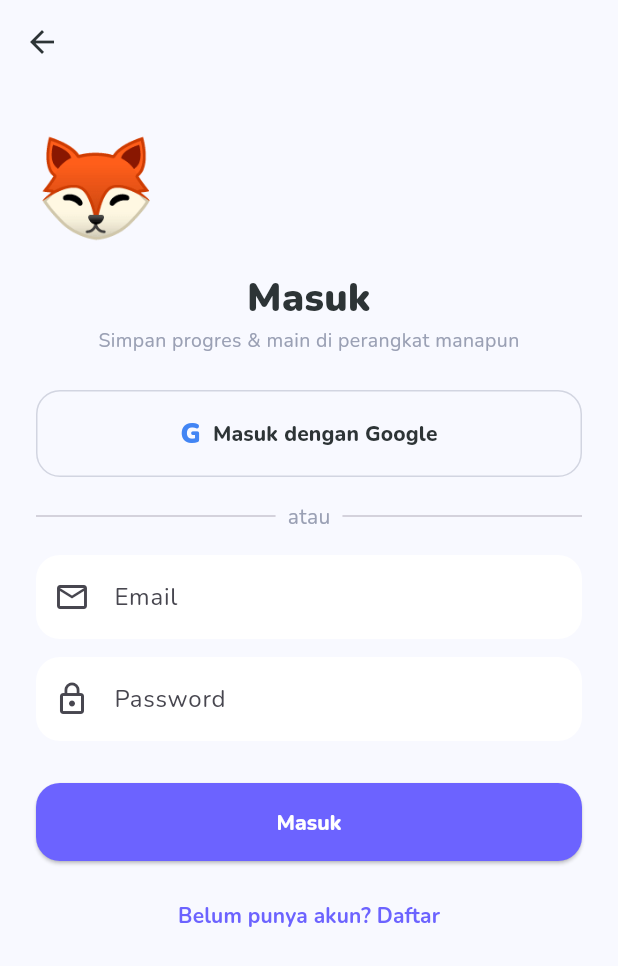
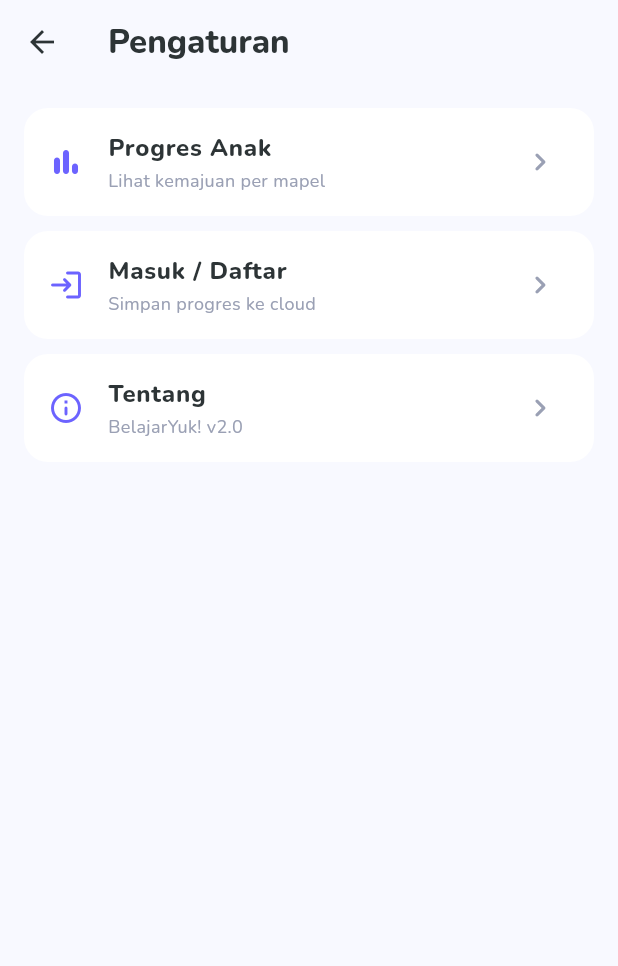
Before and after one commit to amirullah/BelajarYuk, a Flutter app: the screen it shows after launch, after a tap on the "account circle" icon, on a phone screen of 412 x 824 dp. Shown: the top 966 px of the screen. Run offline on Flutter 3.47's test engine with Material 3 defaults, Android fonts, the phone set to English and light mode, and no system bars; our stand-ins replace flutter_animate, google_fonts, google_sign_in, shared_preferences; accounts and stored records are empty.

Commit message:
feat: Dashboard Orang Tua + layar Pengaturan
- ParentDashboardScreen: progres per mapel (level selesai, bintang), ringkasan anak
- SettingsScreen: dashboard, ganti profil, masuk/daftar, tentang, logout
- HomeV2: ikon akun -> Pengaturan

```diff
--- a/kidlearn_game/lib/screens/home_v2_screen.dart
+++ b/kidlearn_game/lib/screens/home_v2_screen.dart
@@ -6,10 +6,9 @@ import '../models/profile.dart';
 import '../services/storage_service.dart';
 import '../utils/app_colors.dart';
 import 'level_map_screen.dart';
-import 'login_screen.dart';
-import 'profile_select_screen.dart';
 import 'about_screen.dart';
 import 'avatar_shop_screen.dart';
+import 'settings_screen.dart';
 
 /// Beranda BelajarYuk! 2.0 — pilih mata pelajaran (Kelas 1).
 class HomeV2Screen extends StatefulWidget {
@@ -35,11 +34,8 @@ class _HomeV2ScreenState extends State<HomeV2Screen> {
   }
 
   Future<void> _openAccount() async {
-    final loggedIn = await _storage.isLoggedIn;
-    if (!mounted) return;
-    await Navigator.of(context).push(MaterialPageRoute(
-        builder: (_) =>
-            loggedIn ? const ProfileSelectScreen() : const LoginScreen()));
+    await Navigator.of(context).push(
+        MaterialPageRoute(builder: (_) => const SettingsScreen()));
     _init(); // segarkan profil aktif setelah kembali
   }
 
--- /dev/null
+++ b/kidlearn_game/lib/screens/settings_screen.dart
@@ -0,0 +1,116 @@
+import 'package:flutter/material.dart';
+import 'package:google_fonts/google_fonts.dart';
+import '../services/auth_service.dart';
+import '../services/storage_service.dart';
+import '../utils/app_colors.dart';
+import 'about_screen.dart';
+import 'parent_dashboard_screen.dart';
+import 'profile_select_screen.dart';
+import 'login_screen.dart';
+
+/// Pengaturan akun — dashboard, tentang, ganti profil, logout.
+class SettingsScreen extends StatefulWidget {
+  const SettingsScreen({super.key});
+
+  @override
+  State<SettingsScreen> createState() => _SettingsScreenState();
+}
+
+class _SettingsScreenState extends State<SettingsScreen> {
+  final _auth = AuthService();
+  final _storage = StorageService();
+  bool _loggedIn = false;
+
+  @override
+  void initState() {
+    super.initState();
+    _storage.isLoggedIn.then((v) {
+      if (mounted) setState(() => _loggedIn = v);
+    });
+  }
+
+  @override
+  Widget build(BuildContext context) {
+    return Scaffold(
+      backgroundColor: kBg,
+      appBar: AppBar(
+        backgroundColor: Colors.transparent,
+        elevation: 0,
+        foregroundColor: kDark,
+        title: Text('Pengaturan',
+            style: GoogleFonts.nunito(fontWeight: FontWeight.w800)),
+      ),
+      body: ListView(
+        padding: const EdgeInsets.all(16),
+        children: [
+          _tile(Icons.bar_chart_rounded, 'Progres Anak', 'Lihat kemajuan per mapel',
+              () => _push(const ParentDashboardScreen())),
+          if (_loggedIn)
+            _tile(Icons.switch_account_rounded, 'Ganti Profil',
+                'Pilih anak lain', () => _push(const ProfileSelectScreen())),
+          if (!_loggedIn)
+            _tile(Icons.login_rounded, 'Masuk / Daftar',
+                'Simpan progres ke cloud', () => _push(const LoginScreen())),
+          _tile(Icons.info_outline_rounded, 'Tentang', 'BelajarYuk! v2.0',
+              () => _push(const AboutScreen())),
+          if (_loggedIn) ...[
+            const SizedBox(height: 8),
+            _tile(Icons.logout_rounded, 'Keluar', 'Logout dari akun', _logout,
+                danger: true),
+          ],
+        ],
+      ),
+    );
+  }
+
+  void _push(Widget screen) {
+    Navigator.of(context)
+        .push(MaterialPageRoute(builder: (_) => screen));
+  }
+
+  Future<void> _logout() async {
+    final ok = await showDialog<bool>(
+      context: context,
+      builder: (_) => AlertDialog(
+        content: Text('Keluar dari akun?',
+            style: GoogleFonts.nunito(fontSize: 16)),
+        actions: [
+          TextButton(
+              onPressed: () => Navigator.pop(context, false),
+              child: const Text('Batal')),
+          ElevatedButton(
+              onPressed: () => Navigator.pop(context, true),
+              style: ElevatedButton.styleFrom(backgroundColor: kError),
+              child: const Text('Keluar')),
+        ],
+      ),
+    );
+    if (ok == true) {
+      await _auth.logout();
+      if (mounted) Navigator.of(context).pop();
+    }
+  }
+
+  Widget _tile(IconData icon, String title, String subtitle, VoidCallback onTap,
+      {bool danger = false}) {
+    final color = danger ? kError : kPrimary;
+    return Container(
+      margin: const EdgeInsets.only(bottom: 10),
+      decoration: BoxDecoration(
+        color: kSurface,
+        borderRadius: BorderRadius.circular(16),
+      ),
+      child: ListTile(
+        leading: Icon(icon, color: color),
+        title: Text(title,
+            style: GoogleFonts.nunito(
+                fontWeight: FontWeight.w800,
+                color: danger ? kError : kDark)),
+        subtitle: Text(subtitle,
+            style: GoogleFonts.nunito(fontSize: 12, color: kMuted)),
+        trailing: const Icon(Icons.chevron_right_rounded, color: kMuted),
+        onTap: onTap,
+      ),
+    );
+  }
+}
```
Also changed, not shown: kidlearn_game/lib/screens/parent_dashboard_screen.dart (added, +147 -0 lines).
